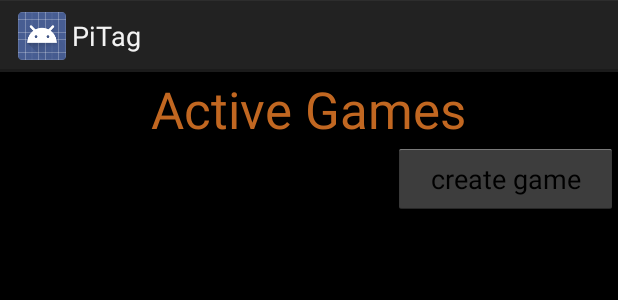
After one commit to ErreMalote/TagPi2, an Android app: the layout activity_main_lobby.xml on its own in the app's theme, with its tools: preview values and no code run, on a phone screen of 412 x 824 dp. The commit adds this screen. Shown: the top 300 px of the screen. Run offline under Robolectric (Android 15) with nearby library versions, the phone set to English and light mode, and no system bars.

Commit message:
with our new flashy ICON! :)
the app is starting to get some shape

```diff
--- /dev/null
+++ b/app/src/main/res/layout/activity_main_lobby.xml
@@ -0,0 +1,52 @@
+<?xml version="1.0" encoding="utf-8"?>
+<RelativeLayout xmlns:android="http://schemas.android.com/apk/res/android"
+    xmlns:tools="http://schemas.android.com/tools"
+    style="@android:style/Theme.Holo"
+    android:background="#ff000000"
+    android:layout_width="match_parent"
+    android:layout_height="match_parent"
+    tools:context=".MainLobby" >
+
+
+    <TextView
+        android:id="@+id/main_lobby_tittle"
+        android:layout_width="wrap_content"
+        android:layout_height="wrap_content"
+        android:text= "@string/mainLobbyTitle"
+        android:paddingTop="2dip"
+        android:textSize="34sp"
+        android:layout_centerHorizontal="true"
+        android:textColor="#ffc16721"
+        />
+
+
+        <!--- this will make 2 columms -->
+    <LinearLayout
+        android:id="@+id/create_buttom"
+        android:layout_width="wrap_content"
+        android:layout_height="wrap_content"
+        android:layout_alignParentRight="true"
+        android:layout_alignParentEnd="true"
+        android:layout_below="@id/main_lobby_tittle"
+        >
+
+
+    <Button
+        android:layout_width="150dp"
+        android:layout_height="wrap_content"
+        android:id="@+id/button11"
+        android:text="@string/createGame" />
+    </LinearLayout>
+
+
+    <ListView
+        android:id="@+id/GamesListView"
+        android:layout_width="fill_parent"
+        android:layout_height="fill_parent"
+        android:layout_marginBottom="10dp"
+        android:layout_marginTop="5dp"
+        android:layout_below="@id/create_buttom">
+    </ListView>
+
+
+</RelativeLayout>
--- a/app/src/main/res/values/strings.xml
+++ b/app/src/main/res/values/strings.xml
@@ -22,4 +22,6 @@
     <string name="parseApp_ID">AUGlscWFinH8OICgtncqVF5xFuGY0NIvXmjmaHjX</string>
     <string name="parseClient_ID">2itivmsVyX5Awmhdf67e89Y5Apz8sEmscCrdA4UO</string>
     <string name="mapsAPIkeyV2">AIzaSyCcOfnoul8Lpu0w0kmBh3cUaKDRM2ZxaS4</string>
+    <string name="mainLobbyTitle">Active Games</string>
+    <string name="createGame">create game</string>
 </resources>
```
Also changed, not shown: app/src/main/java/com/parse/tagteampi/MainLobbyActivity.java (added, +89 -0 lines), app/src/main/ic_launcher-web.png (added), app/src/main/res/drawable-hdpi/ic_launcher.png, app/src/main/res/drawable-mdpi/ic_launcher.png, app/src/main/res/drawable-xhdpi/ic_launcher.png, app/src/main/res/drawable-xxhdpi/ic_launcher.png, 35 other files.
